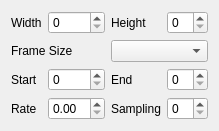
Above: ui/playlistItemVideo.ui from IENT/YUView before the change. Below: the same form after it.
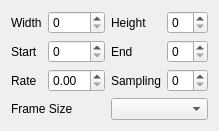
That is the form after the change.

Commit message: Layout problem fixed. This works!

Diff of the .ui file:
```diff
--- a/ui/playlistItemVideo.ui
+++ b/ui/playlistItemVideo.ui
@@ -13,20 +13,7 @@
   <property name="windowTitle">
    <string>Form</string>
   </property>
-  <layout class="QGridLayout" name="playlistItemVideoLayout" rowstretch="0,0,0,0,0" columnstretch="0,0,0,0">
-   <item row="4" column="1">
-    <widget class="QDoubleSpinBox" name="rateSpinBox"/>
-   </item>
-   <item row="3" column="0">
-    <widget class="QLabel" name="label_4">
-     <property name="text">
-      <string>Start</string>
-     </property>
-    </widget>
-   </item>
-   <item row="3" column="1">
-    <widget class="QSpinBox" name="startSpinBox"/>
-   </item>
+  <layout class="QGridLayout" name="playlistItemVideoLayout" rowstretch="0,0,0,0,0,0" columnstretch="0,1,0,1">
    <item row="3" column="2">
     <widget class="QLabel" name="label_5">
      <property name="text">
@@ -44,16 +31,16 @@
      </property>
     </widget>
    </item>
-   <item row="4" column="2">
-    <widget class="QLabel" name="label_7">
-     <property name="text">
-      <string>Sampling</string>
-     </property>
-    </widget>
-   </item>
    <item row="4" column="3">
     <widget class="QSpinBox" name="samplingSpinBox"/>
    </item>
+   <item row="3" column="0">
+    <widget class="QLabel" name="label_4">
+     <property name="text">
+      <string>Start</string>
+     </property>
+    </widget>
+   </item>
    <item row="1" column="0">
     <widget class="QLabel" name="label_2">
      <property name="text">
@@ -61,6 +48,16 @@
      </property>
     </widget>
    </item>
+   <item row="4" column="2">
+    <widget class="QLabel" name="label_7">
+     <property name="text">
+      <string>Sampling</string>
+     </property>
+    </widget>
+   </item>
+   <item row="4" column="1">
+    <widget class="QDoubleSpinBox" name="rateSpinBox"/>
+   </item>
    <item row="1" column="3">
     <widget class="QSpinBox" name="heightSpinBox"/>
    </item>
@@ -74,10 +71,13 @@
      </property>
     </widget>
    </item>
-   <item row="2" column="2" colspan="2">
+   <item row="3" column="1">
+    <widget class="QSpinBox" name="startSpinBox"/>
+   </item>
+   <item row="5" column="2" colspan="2">
     <widget class="QComboBox" name="frameSizeComboBox"/>
    </item>
-   <item row="2" column="0" colspan="2">
+   <item row="5" column="0" colspan="2">
     <widget class="QLabel" name="label">
      <property name="text">
       <string>Frame Size</string>
```
The commit also changes 2 other files.
